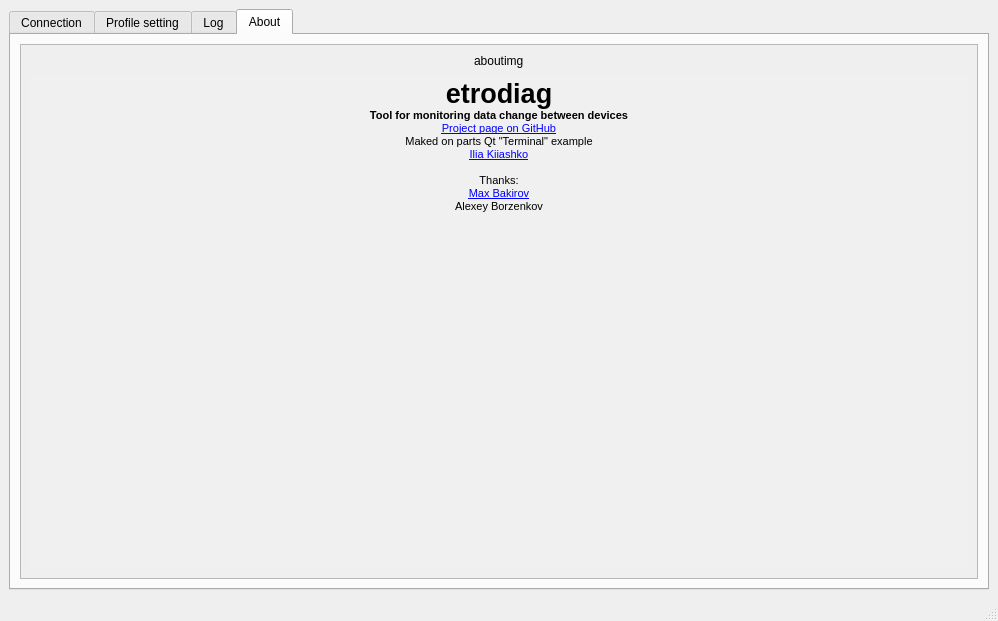
nghtsnw/etrodiag, file mainwindow.ui: the form before one commit.
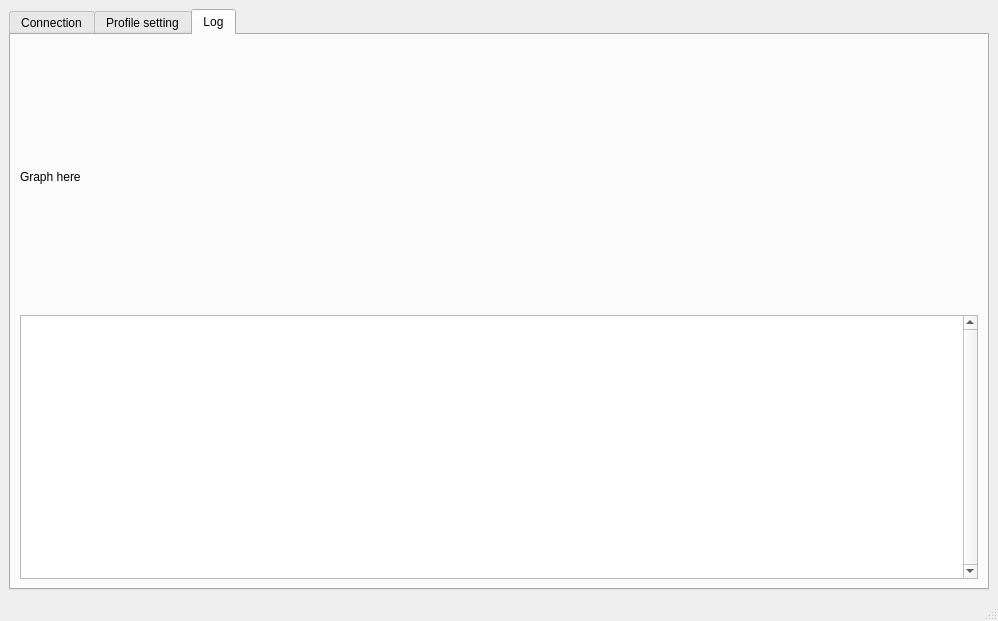
The form after the commit.

Patch:
```diff
--- a/mainwindow.ui
+++ b/mainwindow.ui
@@ -33,7 +33,7 @@
        <enum>QTabWidget::TabShape::Rounded</enum>
       </property>
       <property name="currentIndex">
-       <number>3</number>
+       <number>2</number>
       </property>
       <property name="elideMode">
        <enum>Qt::TextElideMode::ElideNone</enum>
@@ -163,221 +163,6 @@
         </item>
        </layout>
       </widget>
-      <widget class="QWidget" name="tab_about">
-       <property name="sizePolicy">
-        <sizepolicy hsizetype="Preferred" vsizetype="Preferred">
-         <horstretch>0</horstretch>
-         <verstretch>0</verstretch>
-        </sizepolicy>
-       </property>
-       <property name="autoFillBackground">
-        <bool>false</bool>
-       </property>
-       <attribute name="title">
-        <string>About</string>
-       </attribute>
-       <layout class="QVBoxLayout" name="verticalLayout">
-        <item>
-         <widget class="QScrollArea" name="scrollArea">
-          <property name="sizePolicy">
-           <sizepolicy hsizetype="Preferred" vsizetype="Preferred">
-            <horstretch>0</horstretch>
-            <verstretch>0</verstretch>
-           </sizepolicy>
-          </property>
-          <property name="verticalScrollBarPolicy">
-           <enum>Qt::ScrollBarPolicy::ScrollBarAlwaysOff</enum>
-          </property>
-          <property name="horizontalScrollBarPolicy">
-           <enum>Qt::ScrollBarPolicy::ScrollBarAlwaysOff</enum>
-          </property>
-          <property name="sizeAdjustPolicy">
-           <enum>QAbstractScrollArea::SizeAdjustPolicy::AdjustToContents</enum>
-          </property>
-          <property name="widgetResizable">
-           <bool>true</bool>
-          </property>
-          <widget class="QWidget" name="scrollAreaWidgetContents">
-           <property name="geometry">
-            <rect>
-             <x>0</x>
-             <y>0</y>
-             <width>956</width>
-             <height>514</height>
-            </rect>
-           </property>
-           <property name="sizePolicy">
-            <sizepolicy hsizetype="Preferred" vsizetype="Preferred">
-             <horstretch>0</horstretch>
-             <verstretch>0</verstretch>
-            </sizepolicy>
-           </property>
-           <layout class="QGridLayout" name="gridLayout_2">
-            <item row="2" column="0" colspan="3">
-             <widget class="QTextBrowser" name="aboutText">
-              <property name="sizePolicy">
-               <sizepolicy hsizetype="Preferred" vsizetype="Preferred">
-                <horstretch>0</horstretch>
-                <verstretch>0</verstretch>
-               </sizepolicy>
-              </property>
-              <property name="minimumSize">
-               <size>
-                <width>0</width>
-                <height>210</height>
-               </size>
-              </property>
-              <property name="palette">
-               <palette>
-                <active>
-                 <colorrole role="Base">
-                  <brush brushstyle="SolidPattern">
-                   <color alpha="255">
-                    <red>240</red>
-                    <green>240</green>
-                    <blue>240</blue>
-                   </color>
-                  </brush>
-                 </colorrole>
-                 <colorrole role="PlaceholderText">
-                  <brush brushstyle="SolidPattern">
-                   <color alpha="128">
-                    <red>255</red>
-                    <green>255</green>
-                    <blue>255</blue>
-                   </color>
-                  </brush>
-                 </colorrole>
-                </active>
-                <inactive>
-                 <colorrole role="Base">
-                  <brush brushstyle="SolidPattern">
-                   <color alpha="255">
-                    <red>240</red>
-                    <green>240</green>
-                    <blue>240</blue>
-                   </color>
-                  </brush>
-                 </colorrole>
-                 <colorrole role="PlaceholderText">
-                  <brush brushstyle="SolidPattern">
-                   <color alpha="128">
-                    <red>255</red>
-                    <green>255</green>
-                    <blue>255</blue>
-                   </color>
-                  </brush>
-                 </colorrole>
-                </inactive>
-                <disabled>
-                 <colorrole role="Base">
-                  <brush brushstyle="SolidPattern">
-                   <color alpha="255">
-                    <red>240</red>
-                    <green>240</green>
-                    <blue>240</blue>
-                   </color>
-                  </brush>
-                 </colorrole>
-                 <colorrole role="PlaceholderText">
-                  <brush brushstyle="SolidPattern">
-                   <color alpha="128">
-                    <red>255</red>
-                    <green>255</green>
-                    <blue>255</blue>
-                   </color>
-                  </brush>
-                 </colorrole>
-                </disabled>
-               </palette>
-              </property>
-              <property name="tabletTracking">
-               <bool>true</bool>
-              </property>
-              <property name="acceptDrops">
-               <bool>true</bool>
-              </property>
-              <property name="autoFillBackground">
-               <bool>false</bool>
-              </property>
-              <property name="frameShape">
-               <enum>QFrame::Shape::NoFrame</enum>
-              </property>
-              <property name="frameShadow">
-               <enum>QFrame::Shadow::Sunken</enum>
-              </property>
-              <property name="verticalScrollBarPolicy">
-               <enum>Qt::ScrollBarPolicy::ScrollBarAlwaysOff</enum>
-              </property>
-              <property name="horizontalScrollBarPolicy">
-               <enum>Qt::ScrollBarPolicy::ScrollBarAlwaysOff</enum>
-              </property>
-              <property name="sizeAdjustPolicy">
-               <enum>QAbstractScrollArea::SizeAdjustPolicy::AdjustToContents</enum>
-              </property>
-              <property name="lineWrapMode">
-               <enum>QTextEdit::LineWrapMode::NoWrap</enum>
-              </property>
-              <property name="html">
-               <string>&lt;!DOCTYPE HTML PUBLIC &quot;-//W3C//DTD HTML 4.0//EN&quot; &quot;http://www.w3.org/TR/REC-html40/strict.dtd&quot;&gt;
-&lt;html&gt;&lt;head&gt;&lt;meta name=&quot;qrichtext&quot; content=&quot;1&quot; /&gt;&lt;meta charset=&quot;utf-8&quot; /&gt;&lt;style type=&quot;text/css&quot;&gt;
-p, li { white-space: pre-wrap; }
-hr { height: 1px; border-width: 0; }
-li.unchecked::marker { content: &quot;\2610&quot;; }
-li.checked::marker { content: &quot;\2612&quot;; }
-&lt;/style&gt;&lt;/head&gt;&lt;body style=&quot; font-family:'Microsoft JhengHei UI'; font-size:8pt; font-weight:400; font-style:normal;&quot;&gt;
-&lt;p align=&quot;center&quot; style=&quot; margin-top:0px; margin-bottom:0px; margin-left:0px; margin-right:0px; -qt-block-indent:0; text-indent:0px;&quot;&gt;&lt;span style=&quot; font-family:'MS Shell Dlg 2'; font-size:20pt; font-weight:600;&quot;&gt;etrodiag&lt;/span&gt;&lt;/p&gt;
-&lt;p align=&quot;center&quot; style=&quot; margin-top:0px; margin-bottom:0px; margin-left:0px; margin-right:0px; -qt-block-indent:0; text-indent:0px;&quot;&gt;&lt;span style=&quot; font-family:'MS Shell Dlg 2'; font-weight:600;&quot;&gt;Tool for monitoring data change between devices&lt;/span&gt;&lt;/p&gt;
-&lt;p align=&quot;center&quot; style=&quot; margin-top:0px; margin-bottom:0px; margin-left:0px; margin-right:0px; -qt-block-indent:0; text-indent:0px;&quot;&gt;&lt;a href=&quot;https://github.com/nghtsnw/etrodiag&quot;&gt;&lt;span style=&quot; font-family:'MS Shell Dlg 2'; text-decoration: underline; color:#0000ff;&quot;&gt;Project page on GitHub&lt;/span&gt;&lt;/a&gt;&lt;/p&gt;
-&lt;p align=&quot;center&quot; style=&quot; margin-top:0px; margin-bottom:0px; margin-left:0px; margin-right:0px; -qt-block-indent:0; text-indent:0px;&quot;&gt;&lt;span style=&quot; font-family:'MS Shell Dlg 2';&quot;&gt;Maked on parts Qt &amp;quot;Terminal&amp;quot; example&lt;/span&gt;&lt;/p&gt;
-&lt;p align=&quot;center&quot; style=&quot; margin-top:0px; margin-bottom:0px; margin-left:0px; margin-right:0px; -qt-block-indent:0; text-indent:0px;&quot;&gt;&lt;a href=&quot;https://github.com/nghtsnw&quot;&gt;&lt;span style=&quot; font-family:'MS Shell Dlg 2'; text-decoration: underline; color:#0000ff;&quot;&gt;Ilia Kiiashko&lt;/span&gt;&lt;/a&gt;&lt;/p&gt;
-&lt;p align=&quot;center&quot; style=&quot;-qt-paragraph-type:empty; margin-top:0px; margin-bottom:0px; margin-left:0px; margin-right:0px; -qt-block-indent:0; text-indent:0px; font-family:'MS Shell Dlg 2';&quot;&gt;&lt;br /&gt;&lt;/p&gt;
-&lt;p align=&quot;center&quot; style=&quot; margin-top:0px; margin-bottom:0px; margin-left:0px; margin-right:0px; -qt-block-indent:0; text-indent:0px;&quot;&gt;&lt;span style=&quot; font-family:'MS Shell Dlg 2';&quot;&gt;Thanks:&lt;/span&gt;&lt;/p&gt;
-&lt;p align=&quot;center&quot; style=&quot; margin-top:0px; margin-bottom:0px; margin-left:0px; margin-right:0px; -qt-block-indent:0; text-indent:0px;&quot;&gt;&lt;a href=&quot;https://github.com/gmoximko&quot;&gt;&lt;span style=&quot; font-family:'MS Shell Dlg 2'; text-decoration: underline; color:#0000ff;&quot;&gt;Max Bakirov&lt;/span&gt;&lt;/a&gt;&lt;/p&gt;
-&lt;p align=&quot;center&quot; style=&quot; margin-top:0px; margin-bottom:0px; margin-left:0px; margin-right:0px; -qt-block-indent:0; text-indent:0px;&quot;&gt;&lt;span style=&quot; font-family:'MS Shell Dlg 2';&quot;&gt;Alexey Borzenkov&lt;/span&gt;&lt;/p&gt;&lt;/body&gt;&lt;/html&gt;</string>
-              </property>
-              <property name="overwriteMode">
-               <bool>false</bool>
-              </property>
-              <property name="acceptRichText">
-               <bool>true</bool>
-              </property>
-              <property name="cursorWidth">
-               <number>1</number>
-              </property>
-              <property name="textInteractionFlags">
-               <set>Qt::TextInteractionFlag::LinksAccessibleByKeyboard|Qt::TextInteractionFlag::LinksAccessibleByMouse</set>
-              </property>
-              <property name="openExternalLinks">
-               <bool>true</bool>
-              </property>
-              <property name="tabStopWidth" stdset="0">
-               <number>80</number>
-              </property>
-             </widget>
-            </item>
-            <item row="1" column="1">
-             <widget class="QLabel" name="aboutimg">
-              <property name="sizePolicy">
-               <sizepolicy hsizetype="Fixed" vsizetype="Fixed">
-                <horstretch>0</horstretch>
-                <verstretch>0</verstretch>
-               </sizepolicy>
-              </property>
-              <property name="layoutDirection">
-               <enum>Qt::LayoutDirection::LeftToRight</enum>
-              </property>
-              <property name="text">
-               <string>aboutimg</string>
-              </property>
-             </widget>
-            </item>
-           </layout>
-          </widget>
-         </widget>
-        </item>
-       </layout>
-      </widget>
      </widget>
     </item>
    </layout>
```
